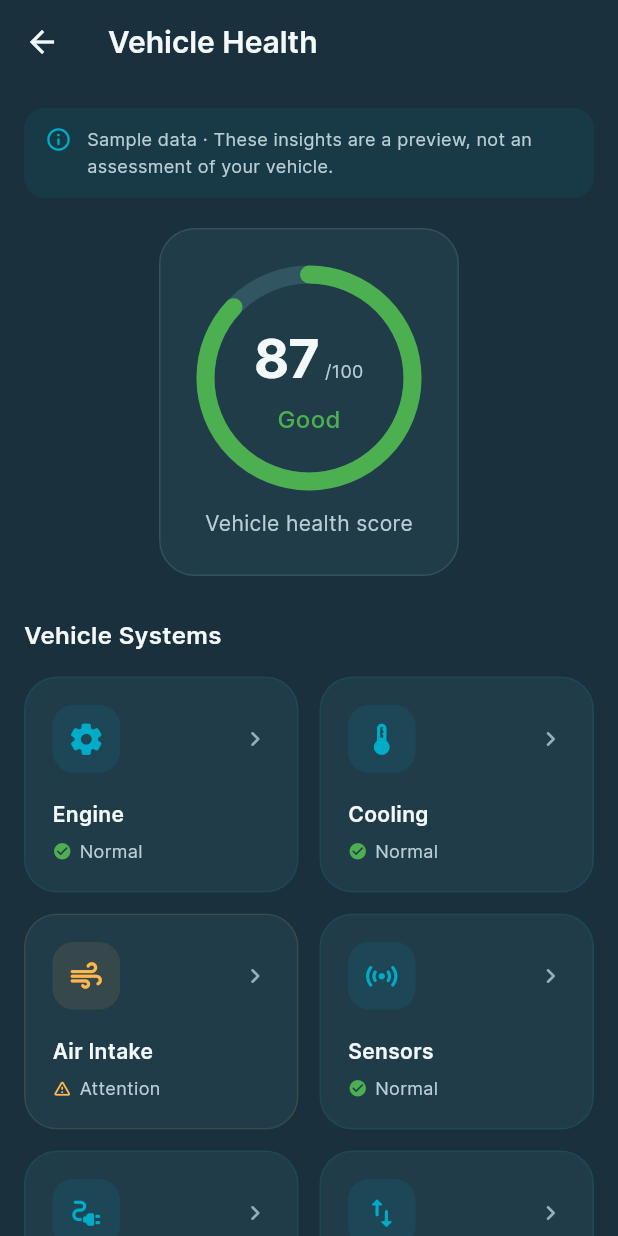
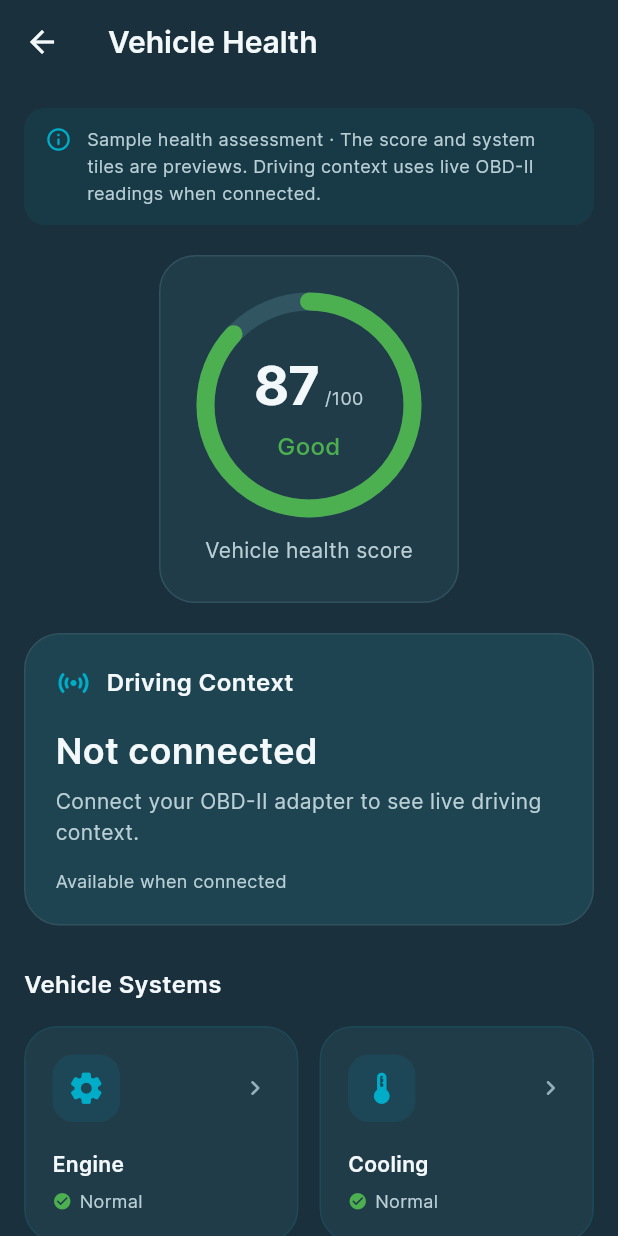
Before and after one commit to Arslan30000/autoPulse-mobile, a Flutter app: the VehicleHealthScreen screen opened by its route, on a phone screen of 412 x 824 dp. Run offline on Flutter 3.47's test engine with Material 3 defaults, Android fonts, the phone set to English and light mode, and no system bars; drawn by our look-alikes of flutter_animate, percent_indicator; our stand-ins replace firebase_auth, firebase_core, fl_chart, share_plus, shared_preferences, sqflite and 1 more; missing offline and left inert: bluetooth_serial_android, model_viewer_plus; accounts and stored records are empty.

Commit message:
feat(dashboard): show live driving context and prioritized alert banners

```diff
--- /dev/null
+++ b/lib/core/widgets/driving_context_card.dart
@@ -0,0 +1,107 @@
+import 'package:flutter/material.dart';
+import 'package:provider/provider.dart';
+import 'package:autopulse_ai/core/theme/app_colors.dart';
+import 'package:autopulse_ai/core/theme/app_text_styles.dart';
+import 'package:autopulse_ai/models/driving_context.dart';
+import 'package:autopulse_ai/services/driving_context/driving_context_controller.dart';
+
+Color contextColor(DrivingState state) => switch (state) {
+  DrivingState.cityCruising ||
+  DrivingState.highwayCruising => AppColors.success,
+  DrivingState.heavyLoad => AppColors.warning,
+  DrivingState.aggressiveAcceleration => AppColors.danger,
+  _ => AppColors.primary,
+};
+
+IconData contextIcon(DrivingState state) => switch (state) {
+  DrivingState.idling => Icons.local_parking_rounded,
+  DrivingState.engineOff => Icons.power_settings_new_rounded,
+  DrivingState.cityCruising => Icons.location_city_rounded,
+  DrivingState.highwayCruising => Icons.add_road_rounded,
+  DrivingState.heavyLoad => Icons.landscape_rounded,
+  DrivingState.aggressiveAcceleration => Icons.speed_rounded,
+  DrivingState.accelerating => Icons.trending_up_rounded,
+  DrivingState.decelerating => Icons.trending_down_rounded,
+  _ => Icons.sensors_rounded,
+};
+
+class DrivingContextCard extends StatelessWidget {
+  const DrivingContextCard({super.key, required this.controller});
+  final DrivingContextController controller;
+
+  @override
+  Widget build(BuildContext context) => ChangeNotifierProvider.value(
+    value: controller,
+    child: Consumer<DrivingContextController>(
+      builder: (context, controller, _) {
+        final snapshot = controller.current;
+        final color = contextColor(snapshot.state);
+        return Semantics(
+          container: true,
+          child: Container(
+            width: double.infinity,
+            padding: const EdgeInsets.all(20),
+            decoration: BoxDecoration(
+              color: Color.alphaBlend(
+                color.withValues(alpha: .07),
+                AppColors.surface,
+              ),
+              borderRadius: BorderRadius.circular(24),
+              border: Border.all(color: AppColors.border),
+            ),
+            child: Column(
+              crossAxisAlignment: CrossAxisAlignment.start,
+              children: [
+                Row(
+                  children: [
+                    Icon(contextIcon(snapshot.state), color: color, size: 24),
+                    const SizedBox(width: 10),
+                    Expanded(
+                      child: Text(
+                        'Driving Context',
+                        style: AppTextStyles.titleMedium,
+                      ),
+                    ),
+                  ],
+                ),
+                const SizedBox(height: 16),
+                Text(snapshot.state.label, style: AppTextStyles.headlineMedium),
+                const SizedBox(height: 6),
+                Text(
+                  snapshot.state.description,
+                  style: AppTextStyles.bodyMedium.copyWith(height: 1.5),
+                ),
+                if (snapshot.highDemand &&
+                    snapshot.state != DrivingState.heavyLoad) ...[
+                  const SizedBox(height: 8),
+                  Text(
+                    'High engine demand',
+                    style: AppTextStyles.bodySmall.copyWith(
+                      color: AppColors.warning,
+                    ),
+                  ),
+                ],
+                const SizedBox(height: 14),
+                Text(
+                  snapshot.state.isOperating
+                      ? switch (snapshot.source) {
+                          ContextSource.model =>
+                            'Live estimate · On-device model',
+                          ContextSource.experimentalModel =>
+                            'Live estimate · Experimental model + rules',
+                          ContextSource.rules =>
+                            'Live estimate · Provisional rules',
+                        }
+                      : snapshot.state == DrivingState.disconnected
+                      ? 'Available when connected'
+                      : 'Waiting for fresh OBD-II signals',
+                  style: AppTextStyles.bodySmall,
+                ),
+              ],
+            ),
+          ),
+        );
+      },
+    ),
+  );
+}
--- a/lib/core/widgets/dtc_alert_host.dart
+++ b/lib/core/widgets/dtc_alert_host.dart
@@ -9,10 +9,14 @@ class DtcAlertHost extends StatefulWidget {
     required this.monitor,
     required this.onViewCodes,
     required this.child,
+    this.passiveAlert,
   });
   final DtcMonitor monitor;
   final VoidCallback onViewCodes;
   final Widget child;
+
+  /// Removed while DTC is visible, discarding routine notices instead of queuing.
+  final Widget? passiveAlert;
   @override
   State<DtcAlertHost> createState() => _DtcAlertHostState();
 }
@@ -59,6 +63,8 @@ class _DtcAlertHostState extends State<DtcAlertHost> {
   Widget build(BuildContext context) => Stack(
     children: [
       widget.child,
+      if (_codes.isEmpty && widget.passiveAlert != null)
+        Positioned.fill(child: widget.passiveAlert!),
       if (_codes.isNotEmpty)
         Positioned(
           top: 0,
--- a/lib/core/widgets/health_score_widget.dart
+++ b/lib/core/widgets/health_score_widget.dart
@@ -33,10 +33,14 @@ class HealthScoreWidget extends StatelessWidget {
       circularStrokeCap: CircularStrokeCap.round,
       progressColor: _progressColor,
       backgroundColor: AppColors.surfaceTertiary,
-      center: Column(
+      center: SizedBox(
+        width: size - 24,
+        child: Column(
           mainAxisSize: MainAxisSize.min,
           children: [
-          Row(
+            FittedBox(
+              fit: BoxFit.scaleDown,
+              child: Row(
                 mainAxisSize: MainAxisSize.min,
                 crossAxisAlignment: CrossAxisAlignment.baseline,
                 textBaseline: TextBaseline.alphabetic,
@@ -50,13 +54,16 @@ class HealthScoreWidget extends StatelessWidget {
                   Text(' /100', style: AppTextStyles.bodySmall),
                 ],
               ),
+            ),
             const SizedBox(height: 4),
             Text(
               status,
+              textAlign: TextAlign.center,
               style: AppTextStyles.healthLabel.copyWith(color: _progressColor),
             ),
           ],
         ),
+      ),
     );
   }
 }
--- a/lib/core/widgets/sample_data_notice.dart
+++ b/lib/core/widgets/sample_data_notice.dart
@@ -3,7 +3,8 @@ import 'package:autopulse_ai/core/theme/app_colors.dart';
 import 'package:autopulse_ai/core/theme/app_text_styles.dart';
 
 class SampleDataNotice extends StatelessWidget {
-  const SampleDataNotice({super.key});
+  const SampleDataNotice({super.key, this.message});
+  final String? message;
   @override
   Widget build(BuildContext context) => Container(
     width: double.infinity,
@@ -24,7 +25,7 @@ class SampleDataNotice extends StatelessWidget {
         const SizedBox(width: 10),
         Expanded(
           child: Text(
-            'Sample data · These insights are a preview, not an assessment of your vehicle.',
+            message ?? 'Sample data · These insights are a preview, not an assessment of your vehicle.',
             style: AppTextStyles.bodySmall.copyWith(height: 1.5),
           ),
         ),
--- a/lib/screens/health/vehicle_health_screen.dart
+++ b/lib/screens/health/vehicle_health_screen.dart
@@ -1,5 +1,8 @@
 import 'package:flutter/material.dart';
 import 'package:autopulse_ai/core/widgets/sample_data_notice.dart';
+import 'package:autopulse_ai/core/widgets/driving_context_card.dart';
+import 'package:autopulse_ai/services/driving_context/driving_context_controller.dart';
+import 'package:autopulse_ai/services/obd/obd_controller.dart';
 import 'package:flutter_animate/flutter_animate.dart';
 import 'package:autopulse_ai/core/theme/app_colors.dart';
 import 'package:autopulse_ai/core/theme/app_text_styles.dart';
@@ -13,7 +16,8 @@ import 'package:autopulse_ai/models/health.dart';
 import 'package:autopulse_ai/navigation/app_router.dart';
 
 class VehicleHealthScreen extends StatefulWidget {
-  const VehicleHealthScreen({super.key});
+  const VehicleHealthScreen({super.key, this.contextController});
+  final DrivingContextController? contextController;
 
   @override
   State<VehicleHealthScreen> createState() => _VehicleHealthScreenState();
@@ -40,7 +44,9 @@ class _VehicleHealthScreenState extends State<VehicleHealthScreen> {
               child: Column(
                 crossAxisAlignment: CrossAxisAlignment.start,
                 children: [
-                  const SampleDataNotice(),
+                  const SampleDataNotice(
+                    message: 'Sample health assessment · The score and system tiles are previews. Driving context uses live OBD-II readings when connected.',
+                  ),
                   Center(
                     child: Container(
                       padding: const EdgeInsets.all(24),
@@ -64,6 +70,12 @@ class _VehicleHealthScreenState extends State<VehicleHealthScreen> {
                         ],
                       ),
                     ),
+                  ),
+                  const SizedBox(height: 20),
+                  DrivingContextCard(
+                    controller:
+                        widget.contextController ??
+                        ObdController.instance.drivingContext,
                   ),
                   const SizedBox(height: 28),
                   SectionHeader(title: 'Vehicle Systems')
```
Also changed, not shown: lib/core/widgets/context_change_banner.dart (added, +137 -0 lines), lib/main.dart (+13 -0 lines), 2 other files. Lines whose indentation alone changed are shown as unchanged.
